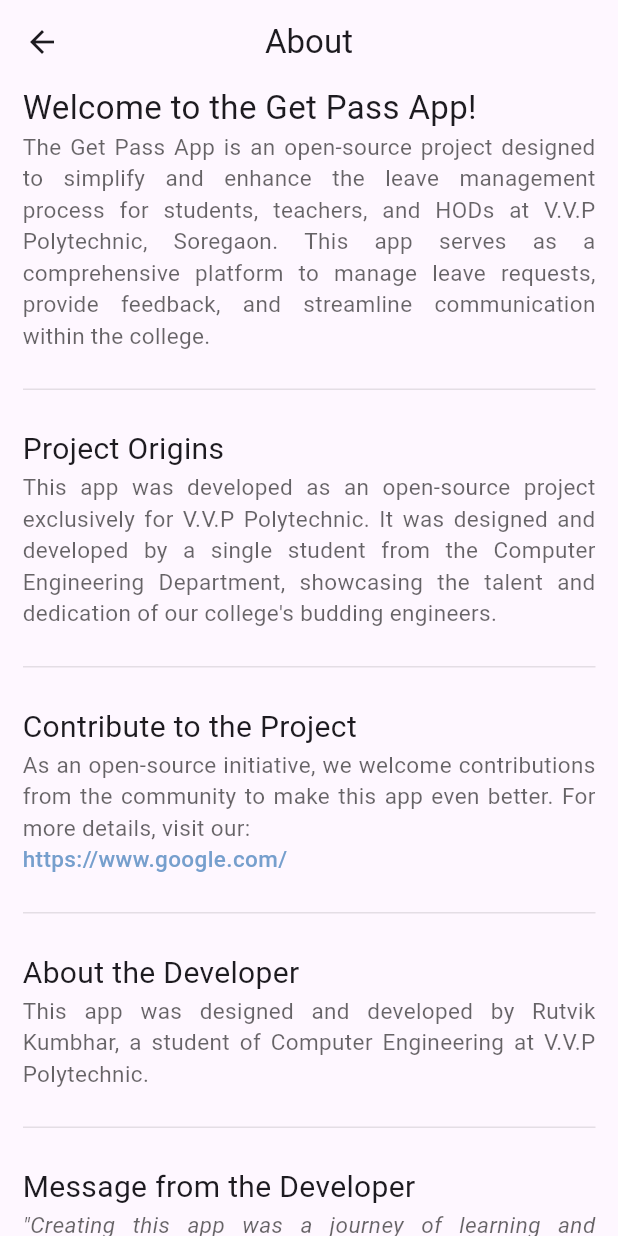
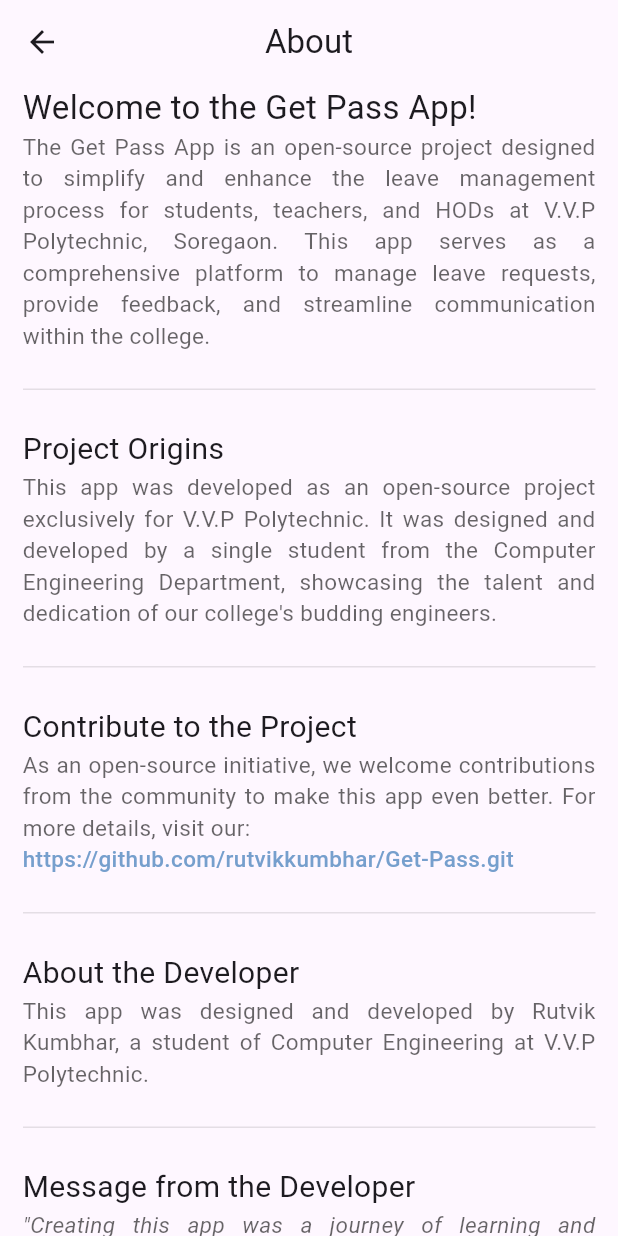
Before and after one commit to rutvikkumbhar/Get-Pass, a Flutter app: the About screen opened directly, on a phone screen of 412 x 824 dp. Run offline on Flutter 3.47's test engine with Material 3 defaults, Android fonts, the phone set to English and light mode, and no system bars; our stand-ins replace cloud_firestore, firebase_auth, firebase_core, firebase_messaging, flutter_local_notifications, fluttertoast and 2 more; accounts and stored records are empty; Roboto replaces fonts that are missing (Alice); key blocks and very long unbroken strings in the code were emptied for the run.

Commit message:
Added GitHub Repo Link

```diff
--- a/lib/About.dart
+++ b/lib/About.dart
@@ -3,7 +3,7 @@ import 'package:google_fonts/google_fonts.dart';
 import 'package:url_launcher/url_launcher.dart';
 
 class About extends StatelessWidget {
-  final Uri uri = Uri.parse('https://www.google.com/');
+  final Uri uri = Uri.parse('https://github.com/rutvikkumbhar/Get-Pass.git');
 
   Widget build(BuildContext context) {
     return Scaffold(
```
